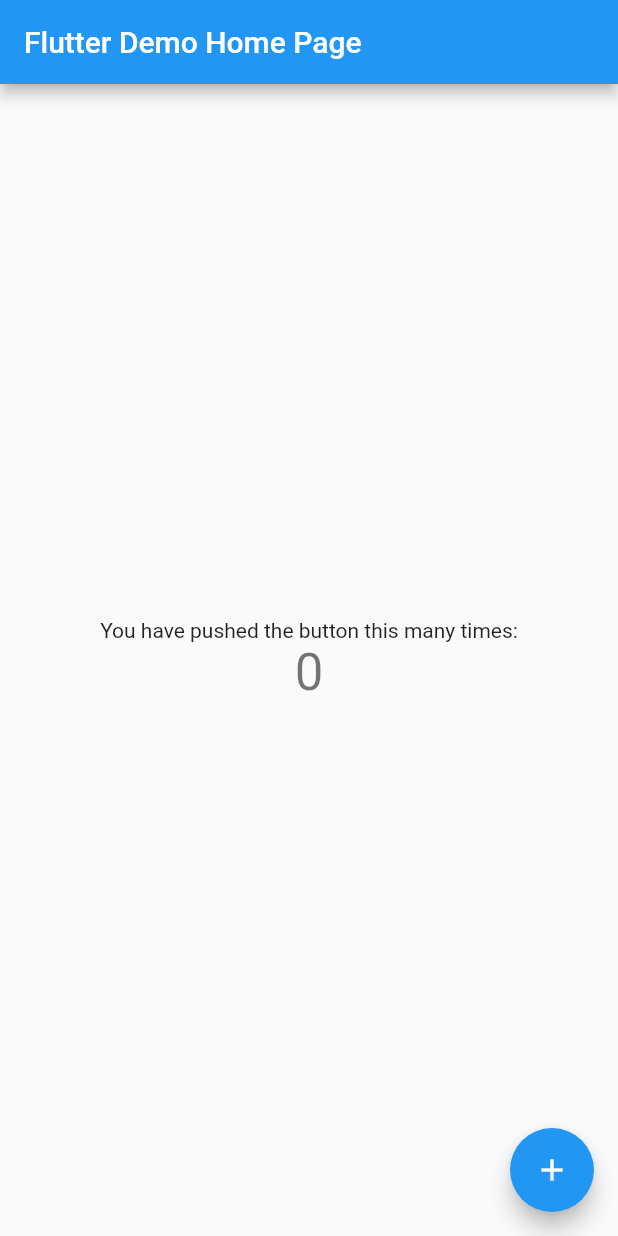
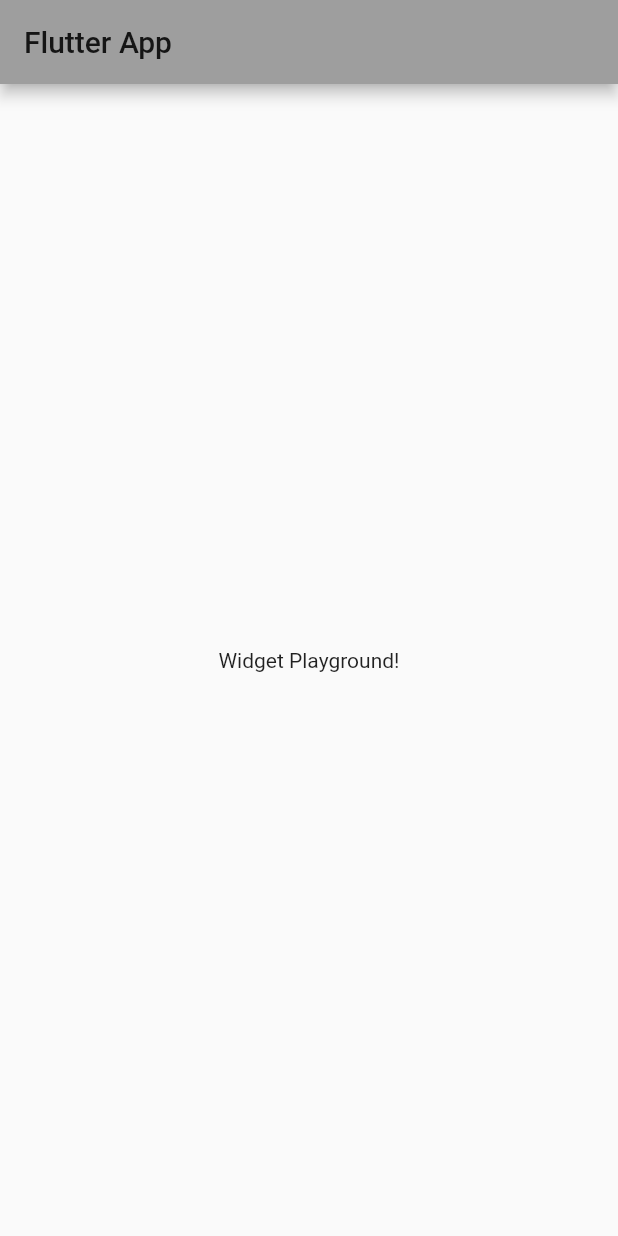
Before and after one commit to AdielAndradeR/hacktoberfest, a Flutter app: the screen it shows after launch, on a phone screen of 412 x 824 dp. Run offline on Flutter 3.47's test engine with Material 2 defaults, Android fonts, the phone set to English and light mode, and no system bars.

Commit message:
adding theme

```diff
--- a/hacktobfest/lib/main.dart
+++ b/hacktobfest/lib/main.dart
@@ -3,109 +3,30 @@ import 'package:flutter/material.dart';
 void main() => runApp(MyApp());
 
 class MyApp extends StatelessWidget {
-  // This widget is the root of your application.
   @override
   Widget build(BuildContext context) {
     return MaterialApp(
-      title: 'Flutter Demo',
+      title: 'Hacktobfest App',
+      home: MyHomePage(),
       theme: ThemeData(
-        // This is the theme of your application.
-        //
-        // Try running your application with "flutter run". You'll see the
-        // application has a blue toolbar. Then, without quitting the app, try
-        // changing the primarySwatch below to Colors.green and then invoke
-        // "hot reload" (press "r" in the console where you ran "flutter run",
-        // or simply save your changes to "hot reload" in a Flutter IDE).
-        // Notice that the counter didn't reset back to zero; the application
-        // is not restarted.
-        primarySwatch: Colors.blue,
+        primarySwatch: Colors.grey,
+        accentColor: Colors.green,
+
       ),
-      home: MyHomePage(title: 'Flutter Demo Home Page'),
     );
   }
 }
 
-class MyHomePage extends StatefulWidget {
-  MyHomePage({Key key, this.title}) : super(key: key);
-
-  // This widget is the home page of your application. It is stateful, meaning
-  // that it has a State object (defined below) that contains fields that affect
-  // how it looks.
-
-  // This class is the configuration for the state. It holds the values (in this
-  // case the title) provided by the parent (in this case the App widget) and
-  // used by the build method of the State. Fields in a Widget subclass are
-  // always marked "final".
-
-  final String title;
-
-  @override
-  _MyHomePageState createState() => _MyHomePageState();
-}
-
-class _MyHomePageState extends State<MyHomePage> {
-  int _counter = 0;
-
-  void _incrementCounter() {
-    setState(() {
-      // This call to setState tells the Flutter framework that something has
-      // changed in this State, which causes it to rerun the build method below
-      // so that the display can reflect the updated values. If we changed
-      // _counter without calling setState(), then the build method would not be
-      // called again, and so nothing would appear to happen.
-      _counter++;
-    });
-  }
-
+class MyHomePage extends StatelessWidget {
   @override
   Widget build(BuildContext context) {
-    // This method is rerun every time setState is called, for instance as done
-    // by the _incrementCounter method above.
-    //
-    // The Flutter framework has been optimized to make rerunning build methods
-    // fast, so that you can just rebuild anything that needs updating rather
-    // than having to individually change instances of widgets.
     return Scaffold(
       appBar: AppBar(
-        // Here we take the value from the MyHomePage object that was created by
-        // the App.build method, and use it to set our appbar title.
-        title: Text(widget.title),
+        title: Text('Flutter App'),
       ),
       body: Center(
-        // Center is a layout widget. It takes a single child and positions it
-        // in the middle of the parent.
-        child: Column(
-          // Column is also a layout widget. It takes a list of children and
-          // arranges them vertically. By default, it sizes itself to fit its
-          // children horizontally, and tries to be as tall as its parent.
-          //
-          // Invoke "debug painting" (press "p" in the console, choose the
-          // "Toggle Debug Paint" action from the Flutter Inspector in Android
-          // Studio, or the "Toggle Debug Paint" command in Visual Studio Code)
-          // to see the wireframe for each widget.
-          //
-          // Column has various properties to control how it sizes itself and
-          // how it positions its children. Here we use mainAxisAlignment to
-          // center the children vertically; the main axis here is the vertical
-          // axis because Columns are vertical (the cross axis would be
-          // horizontal).
-          mainAxisAlignment: MainAxisAlignment.center,
-          children: <Widget>[
-            Text(
-              'You have pushed the button this many times:',
-            ),
-            Text(
-              '$_counter',
-              style: Theme.of(context).textTheme.display1,
-            ),
-          ],
-        ),
+        child: Text('Widget Playground!'),
       ),
-      floatingActionButton: FloatingActionButton(
-        onPressed: _incrementCounter,
-        tooltip: 'Increment',
-        child: Icon(Icons.add),
-      ), // This trailing comma makes auto-formatting nicer for build methods.
     );
   }
 }
```
